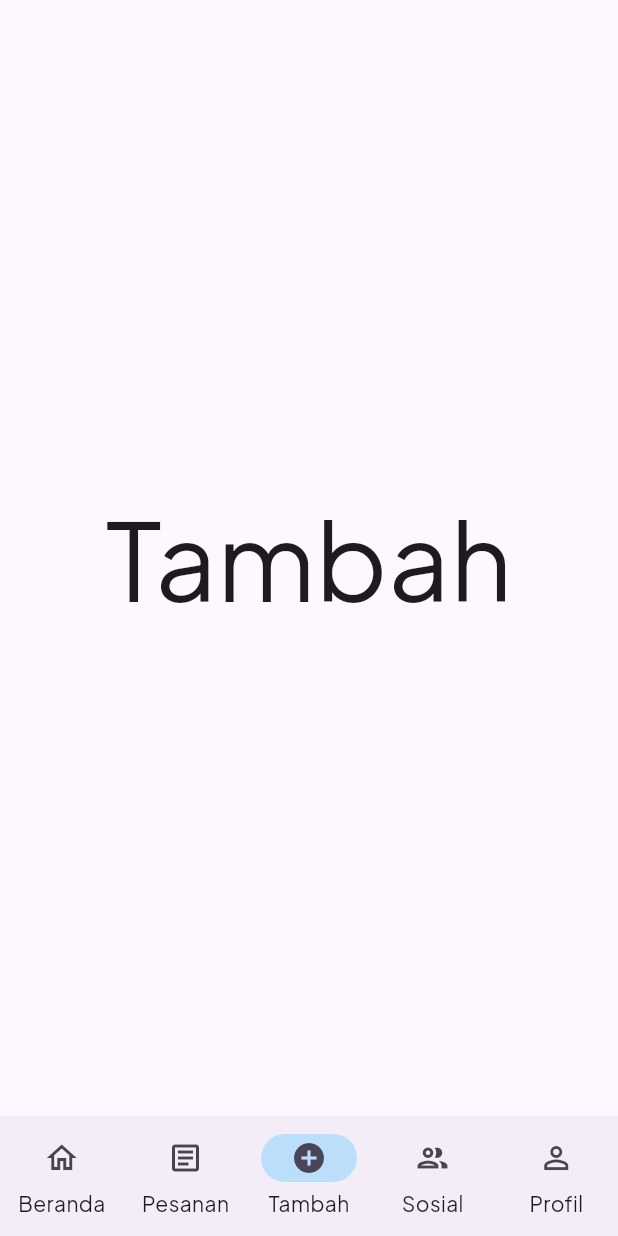
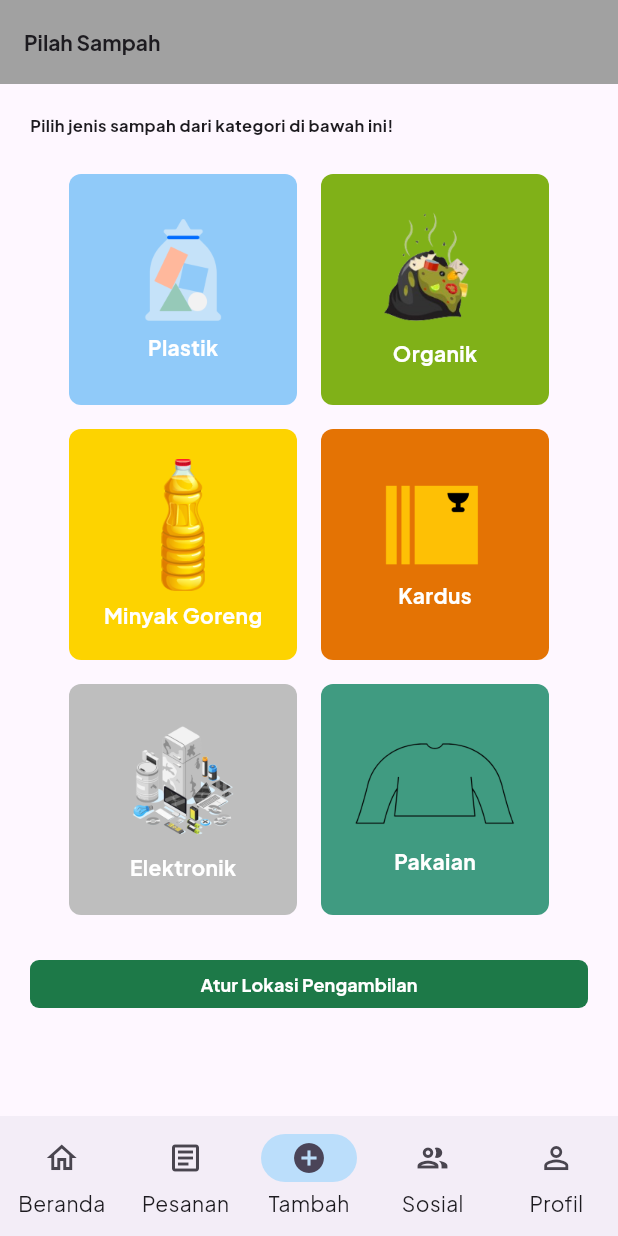
Before and after one commit to AnandaReva/Tra-Tour, a Flutter app: the screen it shows after launch, item 3 of the bottom bar chosen, on a phone screen of 412 x 824 dp. Run offline on Flutter 3.47's test engine with Material 3 defaults, Android fonts, the phone set to English and light mode, and no system bars; missing offline and left inert: another_stepper.

Commit message:
pilah sampah dah kelar

```diff
--- /dev/null
+++ b/lib/components/widgets/box_kategori.dart
@@ -0,0 +1,38 @@
+import 'package:flutter/cupertino.dart';
+import 'package:flutter/material.dart';
+
+class BoxKategori extends StatelessWidget {
+
+  final Color color;
+  final String imageUrl;
+  final String label;
+  final double width;
+  final double height;
+
+  const BoxKategori({super.key, required this.color, required this.imageUrl, required this.label, required this.width, required this.height});
+
+  @override
+  Widget build(BuildContext context) {
+    return Container(
+      width: 152,
+      height: 154,
+      decoration: BoxDecoration(
+        color: color,
+        borderRadius: BorderRadius.circular(8),
+      ),
+      child: Center(
+        child: Column(
+          mainAxisAlignment: MainAxisAlignment.center,
+          children: [
+            Image.asset(imageUrl, fit: BoxFit.cover,width: width, height: height,),
+            SizedBox(height: 6,),
+            Text(label, style: TextStyle(
+              fontWeight: FontWeight.w700,
+              color: Colors.white,
+            ),),
+          ],
+        ),
+      ),
+    );
+  }
+}
--- /dev/null
+++ b/lib/components/widgets/custom_button.dart
@@ -0,0 +1,41 @@
+import 'package:flutter/material.dart';
+
+class CustomButton extends StatelessWidget {
+  final double width;
+  final Function() onPressed;
+  final String text;
+  final EdgeInsets? margin;
+
+  const CustomButton(
+      {super.key,
+      this.width = double.infinity,
+      required this.onPressed,
+      required this.text,
+      this.margin});
+
+  @override
+  Widget build(BuildContext context) {
+    return Container(
+      margin: margin,
+      width: width,
+      height: 32,
+      child: TextButton(
+        onPressed: onPressed,
+        style: TextButton.styleFrom(
+          backgroundColor: Color(0xff1D7948),
+          shape: RoundedRectangleBorder(
+            borderRadius: BorderRadius.circular(6),
+          ),
+        ),
+        child: Text(
+          text,
+          style: TextStyle(
+            color: Colors.white,
+            fontWeight: FontWeight.w700,
+            fontSize: 12,
+          ),
+        ),
+      ),
+    );
+  }
+}
--- a/lib/pages/my_home_page.dart
+++ b/lib/pages/my_home_page.dart
@@ -1,6 +1,7 @@
 import 'package:flutter/material.dart';
 import 'package:tratour_application/pages/homepage.dart';
 import 'package:tratour_application/pages/pesananpage.dart';
+import 'package:tratour_application/pages/pilah_sampah.dart';
 import 'package:tratour_application/pages/profilepage.dart';
 
 class MyHomePage extends StatefulWidget {
@@ -16,12 +17,7 @@ class _MyHomePageState extends State<MyHomePage> {
   final screens = [
     HomePage(),
     const PesananPage(),
-    const Center(
-      child: Text(
-        'Tambah',
-        style: TextStyle(fontSize: 72),
-      ),
-    ),
+    const PilahSampah(),
     const Center(
       child: Text(
         'Tambah',
--- /dev/null
+++ b/lib/pages/pilah_sampah.dart
@@ -0,0 +1,87 @@
+import 'package:flutter/material.dart';
+import 'package:tratour_application/components/widgets/custom_button.dart';
+
+import '../components/widgets/box_kategori.dart';
+
+class PilahSampah extends StatelessWidget {
+  const PilahSampah({super.key});
+
+  @override
+  Widget build(BuildContext context) {
+    return Scaffold(
+      appBar: _buildAppbar(context),
+      body: _buildBody(),
+    );
+  }
+
+  _buildAppbar(BuildContext context) {
+    return AppBar(
+      title: Text(
+        'Pilah Sampah',
+        style: TextStyle(
+          fontWeight: FontWeight.w700,
+          fontSize: 14,
+        ),
+      ),
+      backgroundColor: Color(0xffA1A1A1),
+      elevation: 0,
+    );
+  }
+
+  _buildBody(){
+    return Padding(
+      padding: EdgeInsets.all(20),
+      child: ListView(
+        children: [
+          subTitle(),
+          kategori(),
+          CustomButton(onPressed: (){}, text: 'Atur Lokasi Pengambilan', margin: EdgeInsets.only(top: 30),)
+        ],
+      ),
+    );
+  }
+
+  Widget subTitle(){
+    return Container(
+      margin: EdgeInsets.only(bottom: 24),
+      child: Text("Pilih jenis sampah dari kategori di bawah ini!", style: TextStyle(
+        fontWeight: FontWeight.w600,
+        fontSize: 11,
+      ),),
+    );
+  }
+
+  Widget kategori(){
+    return Column(
+      children: [
+        Row(
+          mainAxisAlignment: MainAxisAlignment.center,
+          children: [
+            BoxKategori(imageUrl: "assets/images/plastik.png", label: "Plastik", color: Color(0xff90CAF9), width: 101, height: 70,),
+            SizedBox(width: 16,),
+            BoxKategori(imageUrl: "assets/images/organik.png", label: "Organik", color: Color(0xff80B118), width: 90, height: 79,)
+          ],
+        ),
+        SizedBox(height: 16,),
+        Row(
+          mainAxisAlignment: MainAxisAlignment.center,
+          children: [
+            BoxKategori(imageUrl: "assets/images/minyak.png", label: "Minyak Goreng", color: Color(0xffFDD300), width: 29, height: 88,),
+            SizedBox(width: 16,),
+            BoxKategori(imageUrl: "assets/images/kardus.png", label: "Kardus", color: Color(0xffE47304), width: 88, height: 61,)
+          ],
+        ),
+        SizedBox(height: 16,),
+        Row(
+          mainAxisAlignment: MainAxisAlignment.center,
+          children: [
+            BoxKategori(imageUrl: "assets/images/elektronik.png", label: "Elektronik", color: Color(0xffBEBEBE), width: 84, height: 84,),
+            SizedBox(width: 16,),
+            BoxKategori(imageUrl: "assets/images/pakaian.png", label: "Pakaian", color: Color(0xff409B81), width: 109, height: 76,)
+          ],
+        ),
+      ],
+    );
+  }
+
+}
```
Also changed, not shown: assets/images/elektronik.png (added), assets/images/kardus.png (added), assets/images/minyak.png (added), assets/images/organik.png (added), assets/images/pakaian.png (added), assets/images/plastik.png (added), lib/generated/assets.dart (added).
